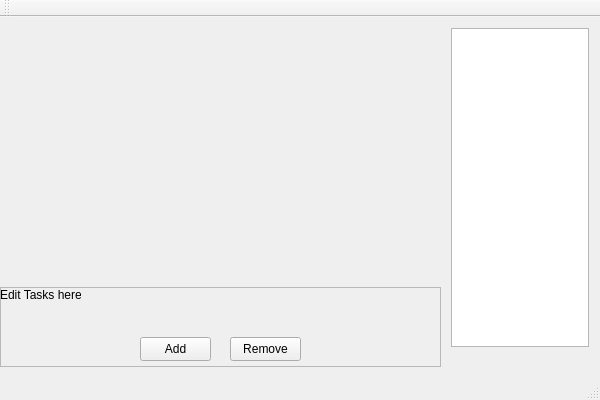
Pdom02/ToDo-App, file todoProject/todoProject.ui: the form before one commit.
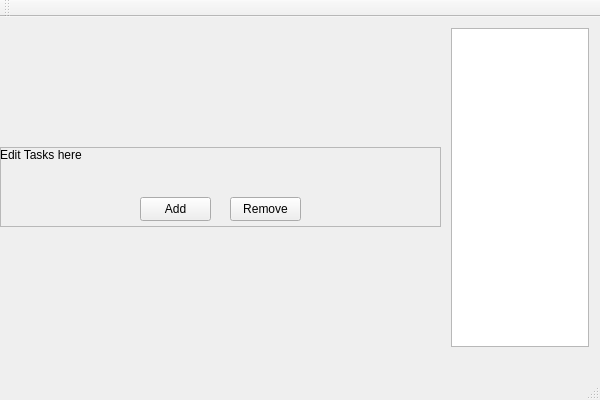
The form after the commit.

Diff of the .ui file:
```diff
--- a/todoProject/todoProject.ui
+++ b/todoProject/todoProject.ui
@@ -33,7 +33,7 @@
     <property name="geometry">
      <rect>
       <x>0</x>
-      <y>270</y>
+      <y>130</y>
       <width>441</width>
       <height>80</height>
      </rect>
@@ -49,7 +49,7 @@
       <rect>
        <x>0</x>
        <y>0</y>
-       <width>81</width>
+       <width>441</width>
        <height>16</height>
       </rect>
      </property>
```
Left out of the diff: 4 changed lines with no effect on the pictures.
